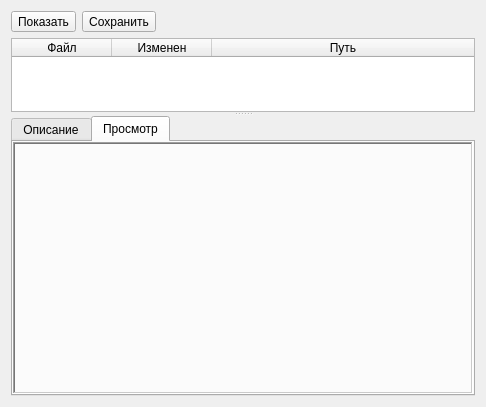
First picture: the form in client/filespage.ui, repository sshmakov/Traquera, before the edit.
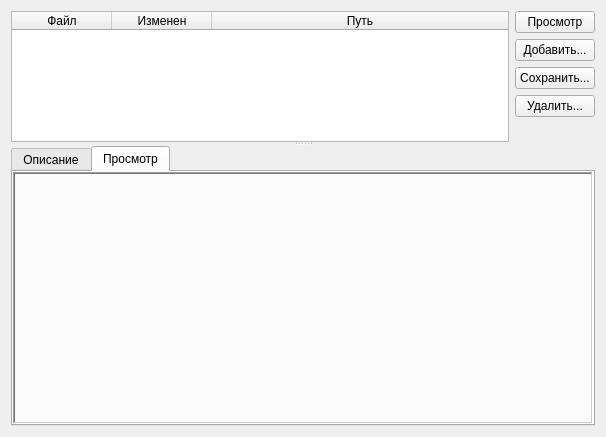
Second picture: the form after the edit. Icons and pictures are not drawn.

The edit to the form file:
```diff
--- a/client/filespage.ui
+++ b/client/filespage.ui
@@ -6,57 +6,28 @@
    <rect>
     <x>0</x>
     <y>0</y>
-    <width>486</width>
-    <height>407</height>
+    <width>606</width>
+    <height>437</height>
    </rect>
   </property>
   <property name="windowTitle">
    <string>Form</string>
   </property>
-  <layout class="QVBoxLayout" name="verticalLayout_2">
+  <layout class="QVBoxLayout" name="verticalLayout_5">
    <item>
+    <widget class="QSplitter" name="splitter">
+     <property name="orientation">
+      <enum>Qt::Vertical</enum>
+     </property>
+     <property name="childrenCollapsible">
+      <bool>false</bool>
+     </property>
+     <widget class="QWidget" name="layoutWidget">
     <layout class="QHBoxLayout" name="horizontalLayout_2">
      <property name="sizeConstraint">
       <enum>QLayout::SetDefaultConstraint</enum>
      </property>
      <item>
-      <widget class="QToolButton" name="viewBtn">
-       <property name="text">
-        <string>Показать</string>
-       </property>
-      </widget>
-     </item>
-     <item>
-      <widget class="QToolButton" name="saveBtn">
-       <property name="text">
-        <string>Сохранить</string>
-       </property>
-       <property name="icon">
-        <iconset resource="resources/tracks.qrc">
-         <normaloff>:/images/filesave.png</normaloff>:/images/filesave.png</iconset>
-       </property>
-      </widget>
-     </item>
-     <item>
-      <spacer name="horizontalSpacer">
-       <property name="orientation">
-        <enum>Qt::Horizontal</enum>
-       </property>
-       <property name="sizeHint" stdset="0">
-        <size>
-         <width>40</width>
-         <height>20</height>
-        </size>
-       </property>
-      </spacer>
-     </item>
-    </layout>
-   </item>
-   <item>
-    <widget class="QSplitter" name="splitter">
-     <property name="orientation">
-      <enum>Qt::Vertical</enum>
-     </property>
      <widget class="QTableWidget" name="filesTable">
       <property name="baseSize">
        <size>
@@ -91,6 +62,69 @@
         <string>Путь</string>
        </property>
       </column>
+        </widget>
+       </item>
+       <item>
+        <layout class="QVBoxLayout" name="verticalLayout_2">
+         <item>
+          <widget class="QPushButton" name="viewBtn">
+           <property name="text">
+            <string>Просмотр</string>
+           </property>
+          </widget>
+         </item>
+         <item>
+          <widget class="QPushButton" name="addBtn">
+           <property name="text">
+            <string>Добавить...</string>
+           </property>
+           <property name="icon">
+            <iconset resource="resources/tracks.qrc">
+             <normaloff>:/images/edit_add.png</normaloff>:/images/edit_add.png</iconset>
+           </property>
+          </widget>
+         </item>
+         <item>
+          <widget class="QPushButton" name="saveBtn">
+           <property name="text">
+            <string>Сохранить...</string>
+           </property>
+           <property name="icon">
+            <iconset resource="resources/tracks.qrc">
+             <normaloff>:/images/filesave.png</normaloff>:/images/filesave.png</iconset>
+           </property>
+          </widget>
+         </item>
+         <item>
+          <widget class="QPushButton" name="delBtn">
+           <property name="text">
+            <string>Удалить...</string>
+           </property>
+           <property name="icon">
+            <iconset resource="resources/tracks.qrc">
+             <normaloff>:/images/edit-delete.png</normaloff>:/images/edit-delete.png</iconset>
+           </property>
+           <property name="flat">
+            <bool>false</bool>
+           </property>
+          </widget>
+         </item>
+         <item>
+          <spacer name="verticalSpacer">
+           <property name="orientation">
+            <enum>Qt::Vertical</enum>
+           </property>
+           <property name="sizeHint" stdset="0">
+            <size>
+             <width>20</width>
+             <height>40</height>
+            </size>
+           </property>
+          </spacer>
+         </item>
+        </layout>
+       </item>
+      </layout>
      </widget>
      <widget class="QTabWidget" name="tabWidget">
       <property name="currentIndex">
```
Lines whose indentation alone changed are shown as unchanged.
